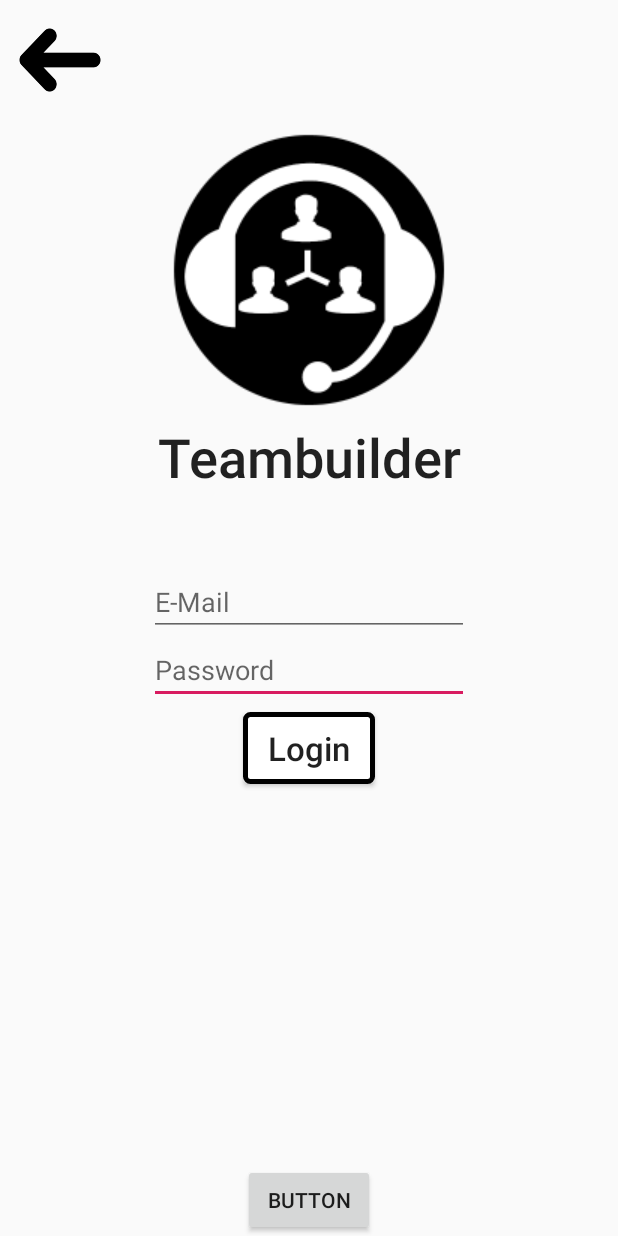
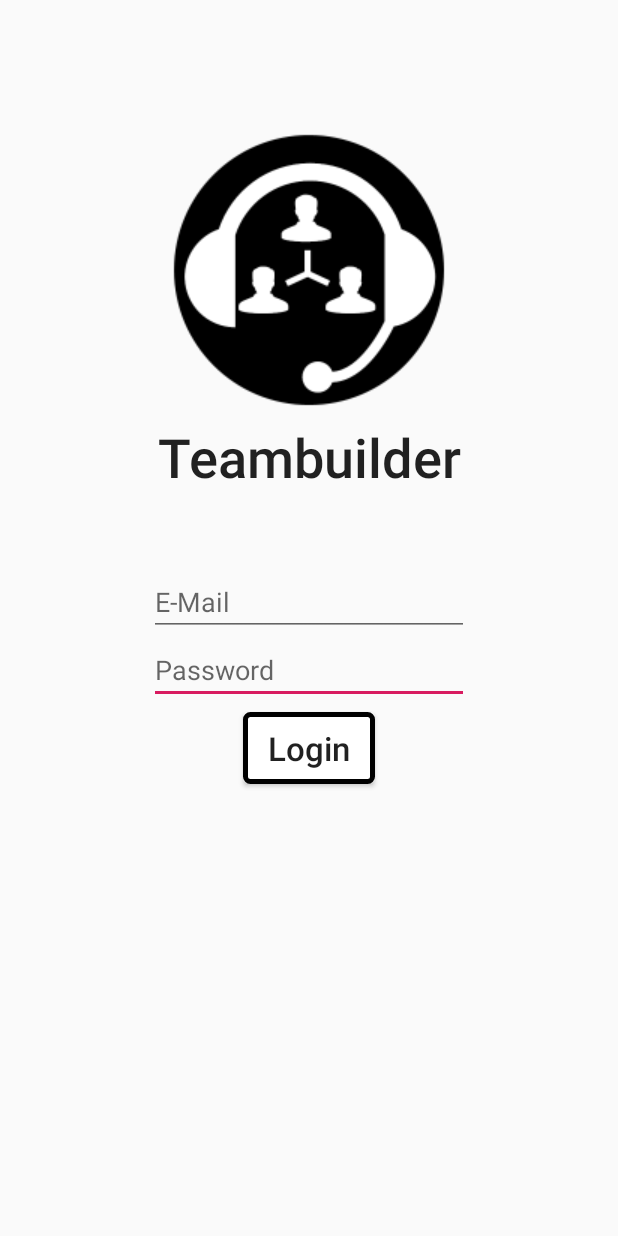
Before and after one commit to Pat-Neumann/Teambuilder, an Android app: the LoginPage screen opened directly, with no data from a screen before it, on a phone screen of 412 x 824 dp. Run offline under Robolectric (Android 15) with nearby library versions, the phone set to English and light mode, and no system bars; our stand-ins replace Firebase (no records; nobody signed in at launch, a user with empty details on screens opened directly).

Commit message:
Removed back Btn and mock Btn

```diff
--- a/app/src/main/java/net/andrasia/teambuilder/LandingPage.java
+++ b/app/src/main/java/net/andrasia/teambuilder/LandingPage.java
@@ -1,6 +1,7 @@
 package net.andrasia.teambuilder;
 
 import androidx.appcompat.app.AppCompatActivity;
+
 
 import android.content.Intent;
 import android.os.Bundle;
@@ -21,6 +22,7 @@ public class LandingPage extends AppCompatActivity  {
         setupListener();
 
     }
+
 
     private void setupViews() {
         login = findViewById(R.id.landingPagelogIn);
--- a/app/src/main/java/net/andrasia/teambuilder/LoginPage.java
+++ b/app/src/main/java/net/andrasia/teambuilder/LoginPage.java
@@ -18,13 +18,12 @@ import com.google.firebase.auth.FirebaseAuth;
 
 public class LoginPage extends AppCompatActivity {
 
-    Button mockToSearch;
     Button login;
-    Button loginPageBackBtn;
     EditText emailEdit;
     EditText passwordEit;
 
     private FirebaseAuth mAuth;
+
 
     @Override
     protected void onCreate(Bundle savedInstanceState) {
@@ -35,12 +34,15 @@ public class LoginPage extends AppCompatActivity {
 
         setupViews();
         setupListener();
+    }
 
+    @Override
+    public void onBackPressed() {
+        Intent intent = new Intent(LoginPage.this, LandingPage.class);
+        startActivity(intent);
     }
 
     private void setupViews() {
-        mockToSearch = findViewById(R.id.mockButtonSearch);
-        loginPageBackBtn = findViewById(R.id.loginPageBackBtn);
         login = findViewById(R.id.loginPageLoginBtn);
         emailEdit = findViewById(R.id.loginPageEmailEdit);
         passwordEit = findViewById(R.id.loginPagePasswordEdit);
@@ -48,21 +50,7 @@ public class LoginPage extends AppCompatActivity {
     }
 
     private void setupListener() {
-        mockToSearch.setOnClickListener(new View.OnClickListener() {
-            @Override
-            public void onClick(View view) {
-                Intent loginIntent = new Intent(LoginPage.this, SearchConfigurationPage.class);
-                startActivity(loginIntent);
-            }
-        });
-        loginPageBackBtn.setOnClickListener(new View.OnClickListener() {
-            @Override
-            public void onClick(View view) {
-                Intent intent = new Intent(LoginPage.this, LandingPage.class);
-                startActivity(intent);
-            }
-        });
-        login.setOnClickListener(new View.OnClickListener(){
+        login.setOnClickListener(new View.OnClickListener() {
             @Override
             public void onClick(View view) {
                 loginUserAccount();
@@ -93,8 +81,7 @@ public class LoginPage extends AppCompatActivity {
 
                             Intent intent = new Intent(LoginPage.this, SearchConfigurationPage.class);
                             startActivity(intent);
-                        }
-                        else {
+                        } else {
                             Toast.makeText(getApplicationContext(), "Login failed! Please try again later", Toast.LENGTH_LONG).show();
                         }
                     }
--- a/app/src/main/java/net/andrasia/teambuilder/SearchConfigurationPage.java
+++ b/app/src/main/java/net/andrasia/teambuilder/SearchConfigurationPage.java
@@ -19,6 +19,11 @@ public class SearchConfigurationPage extends AppCompatActivity {
 
         setupViews();
         setupListener();
+    }
+
+    @Override
+    public void onBackPressed() {
+
     }
 
     private void setupViews() {
--- a/app/src/main/res/layout/login_page.xml
+++ b/app/src/main/res/layout/login_page.xml
@@ -67,24 +67,4 @@
         app:layout_constraintStart_toStartOf="parent"
         app:layout_constraintTop_toBottomOf="@+id/loginPagePasswordEdit" />
 
-    <Button
-        android:id="@+id/mockButtonSearch"
-        android:layout_width="wrap_content"
-        android:layout_height="wrap_content"
-        android:text="Button"
-        app:layout_constraintBottom_toBottomOf="parent"
-        app:layout_constraintEnd_toEndOf="parent"
-        app:layout_constraintStart_toStartOf="parent" />
-
-    <Button
-        android:id="@+id/loginPageBackBtn"
-        android:layout_width="@dimen/profile_button_size"
-        android:layout_height="@dimen/profile_button_size"
-        android:layout_marginStart="10dp"
-        android:layout_marginLeft="10dp"
-        android:layout_marginTop="10dp"
-        android:background="@drawable/back_button_logo"
-        app:layout_constraintStart_toStartOf="parent"
-        app:layout_constraintTop_toTopOf="parent" />
-
 </androidx.constraintlayout.widget.ConstraintLayout>
```
Also changed, not shown: app/src/main/java/net/andrasia/teambuilder/EditProfilePage.java (+6 -10 lines), app/src/main/java/net/andrasia/teambuilder/ProfilePage.java (+7 -10 lines), app/src/main/java/net/andrasia/teambuilder/RegisterPage.java (+10 -15 lines), app/src/main/res/layout/edit_profile_page.xml (+2 -12 lines), app/src/main/res/layout/profile_page.xml (+0 -11 lines), app/src/main/res/layout/register_page.xml (+0 -11 lines).
